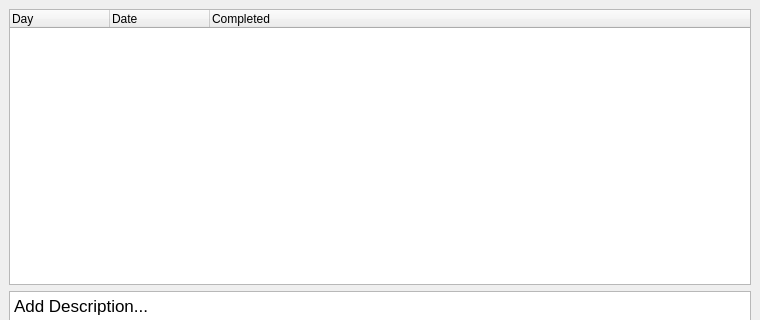
Old version of the form forms/days_challenger.ui in the repository RomkaGP228/challanger_analizer; both pictures show x 0 to 760 and y 0 to 320 of the 760 by 598 pixel window.
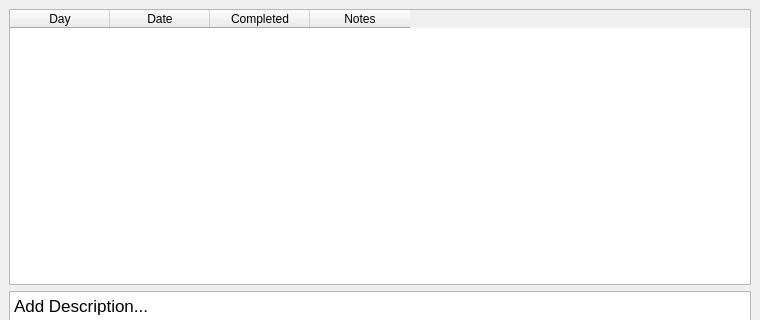
New version of the form.

Commit message: 081124 добавлено наконец-то полное открытие, полная отработка удаления и открытие информации, требуется добавить удлаение json файла и сохранение информации

```diff
--- a/forms/days_challenger.ui
+++ b/forms/days_challenger.ui
@@ -18,7 +18,7 @@
     <item>
      <layout class="QVBoxLayout" name="verticalLayout">
       <item>
-       <widget class="QTreeWidget" name="treeWidget">
+       <widget class="QTableWidget" name="tableWidget">
         <column>
          <property name="text">
           <string>Day</string>
@@ -34,6 +34,11 @@
           <string>Completed</string>
          </property>
         </column>
+        <column>
+         <property name="text">
+          <string>Notes</string>
+         </property>
+        </column>
        </widget>
       </item>
       <item>
```
The commit also changes 4 other files.
